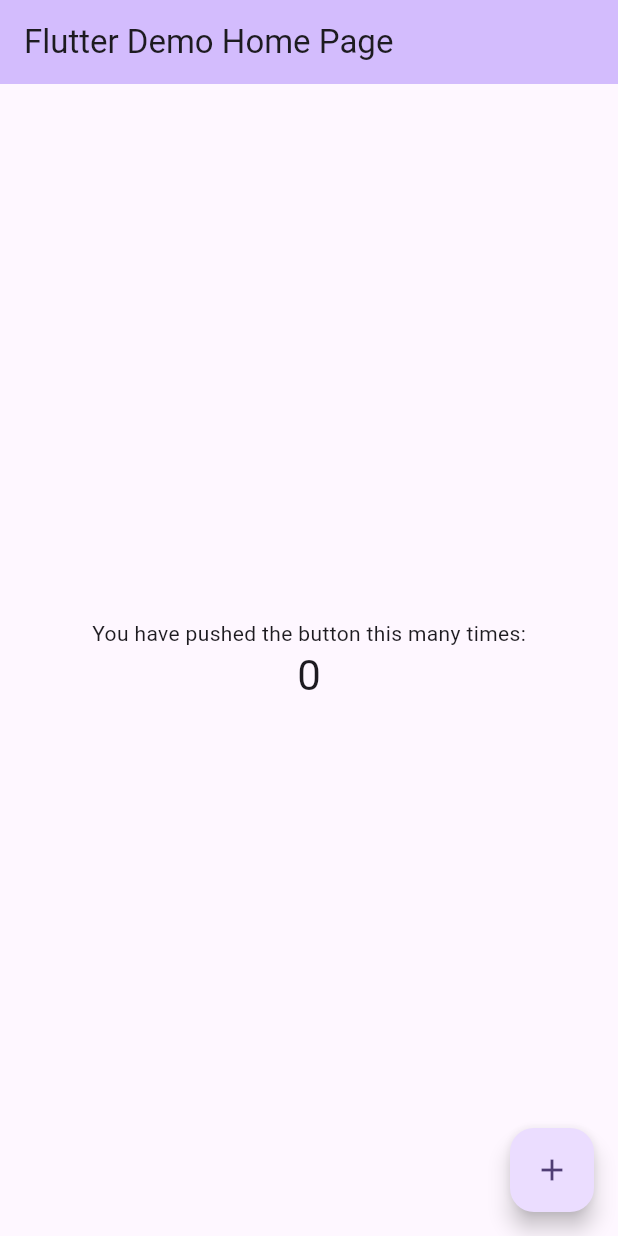
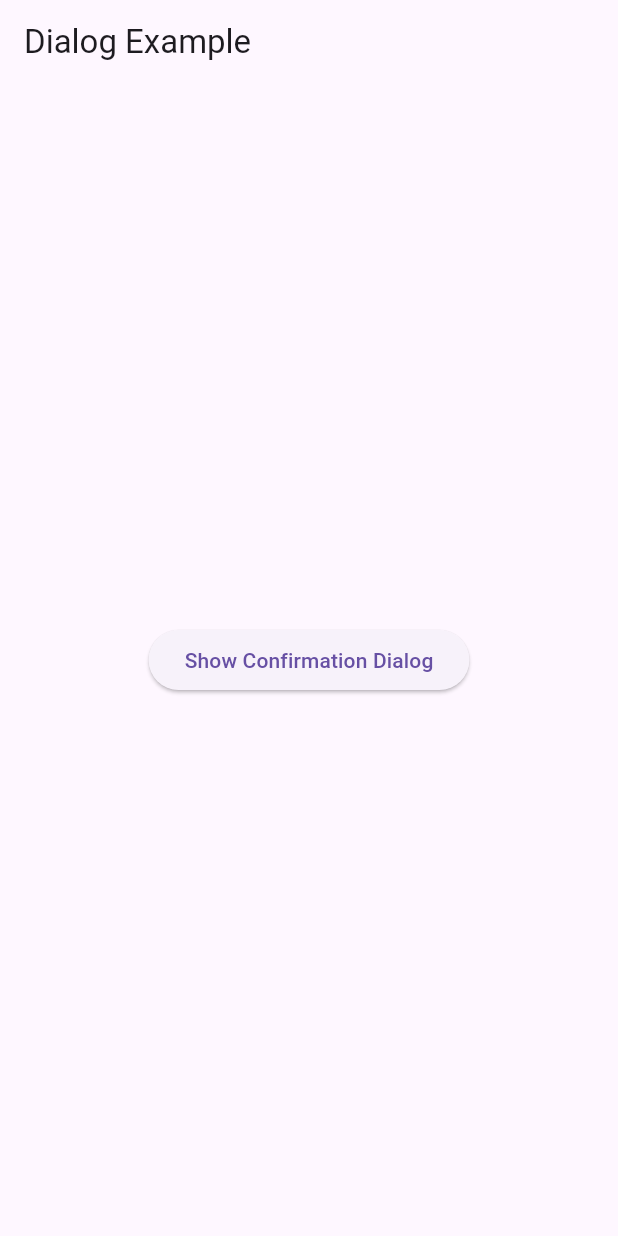
Before and after one commit to akkayaayhan/flutterdersleri2024, a Flutter app: the screen it shows after launch, on a phone screen of 412 x 824 dp. Run offline on Flutter 3.47's test engine with Material 3 defaults, Android fonts, the phone set to English and light mode, and no system bars.

Commit message:
güncelle

```diff
--- a/lib/main.dart
+++ b/lib/main.dart
@@ -1,4 +1,5 @@
 import 'package:flutter/material.dart';
+import 'package:myapp/dersler/ders24_dialog_widgets.dart';
 
 void main() {
   runApp(const MyApp());
@@ -7,119 +8,15 @@ void main() {
 class MyApp extends StatelessWidget {
   const MyApp({super.key});
 
-  // This widget is the root of your application.
   @override
   Widget build(BuildContext context) {
     return MaterialApp(
       title: 'Flutter Demo',
       theme: ThemeData(
-        // This is the theme of your application.
-        //
-        // TRY THIS: Try running your application with "flutter run". You'll see
-        // the application has a purple toolbar. Then, without quitting the app,
-        // try changing the seedColor in the colorScheme below to Colors.green
-        // and then invoke "hot reload" (save your changes or press the "hot
-        // reload" button in a Flutter-supported IDE, or press "r" if you used
-        // the command line to start the app).
-        //
-        // Notice that the counter didn't reset back to zero; the application
-        // state is not lost during the reload. To reset the state, use hot
-        // restart instead.
-        //
-        // This works for code too, not just values: Most code changes can be
-        // tested with just a hot reload.
         colorScheme: ColorScheme.fromSeed(seedColor: Colors.deepPurple),
         useMaterial3: true,
       ),
-      home: const MyHomePage(title: 'Flutter Demo Home Page'),
+      home: Ders24DialogWidgets(),
     );
   }
 }
-
-class MyHomePage extends StatefulWidget {
-  const MyHomePage({super.key, required this.title});
-
-  // This widget is the home page of your application. It is stateful, meaning
-  // that it has a State object (defined below) that contains fields that affect
-  // how it looks.
-
-  // This class is the configuration for the state. It holds the values (in this
-  // case the title) provided by the parent (in this case the App widget) and
-  // used by the build method of the State. Fields in a Widget subclass are
-  // always marked "final".
-
-  final String title;
-
-  @override
-  State<MyHomePage> createState() => _MyHomePageState();
-}
-
-class _MyHomePageState extends State<MyHomePage> {
-  int _counter = 0;
-
-  void _incrementCounter() {
-    setState(() {
-      // This call to setState tells the Flutter framework that something has
-      // changed in this State, which causes it to rerun the build method below
-      // so that the display can reflect the updated values. If we changed
-      // _counter without calling setState(), then the build method would not be
-      // called again, and so nothing would appear to happen.
-      _counter++;
-    });
-  }
-
-  @override
-  Widget build(BuildContext context) {
-    // This method is rerun every time setState is called, for instance as done
-    // by the _incrementCounter method above.
-    //
-    // The Flutter framework has been optimized to make rerunning build methods
-    // fast, so that you can just rebuild anything that needs updating rather
-    // than having to individually change instances of widgets.
-    return Scaffold(
-      appBar: AppBar(
-        // TRY THIS: Try changing the color here to a specific color (to
-        // Colors.amber, perhaps?) and trigger a hot reload to see the AppBar
-        // change color while the other colors stay the same.
-        backgroundColor: Theme.of(context).colorScheme.inversePrimary,
-        // Here we take the value from the MyHomePage object that was created by
-        // the App.build method, and use it to set our appbar title.
-        title: Text(widget.title),
-      ),
-      body: Center(
-        // Center is a layout widget. It takes a single child and positions it
-        // in the middle of the parent.
-        child: Column(
-          // Column is also a layout widget. It takes a list of children and
-          // arranges them vertically. By default, it sizes itself to fit its
-          // children horizontally, and tries to be as tall as its parent.
-          //
-          // Column has various properties to control how it sizes itself and
-          // how it positions its children. Here we use mainAxisAlignment to
-          // center the children vertically; the main axis here is the vertical
-          // axis because Columns are vertical (the cross axis would be
-          // horizontal).
-          //
-          // TRY THIS: Invoke "debug painting" (choose the "Toggle Debug Paint"
-          // action in the IDE, or press "p" in the console), to see the
-          // wireframe for each widget.
-          mainAxisAlignment: MainAxisAlignment.center,
-          children: <Widget>[
-            const Text(
-              'You have pushed the button this many times:',
-            ),
-            Text(
-              '$_counter',
-              style: Theme.of(context).textTheme.headlineMedium,
-            ),
-          ],
-        ),
-      ),
-      floatingActionButton: FloatingActionButton(
-        onPressed: _incrementCounter,
-        tooltip: 'Increment',
-        child: const Icon(Icons.add),
-      ), // This trailing comma makes auto-formatting nicer for build methods.
-    );
-  }
-}
```
